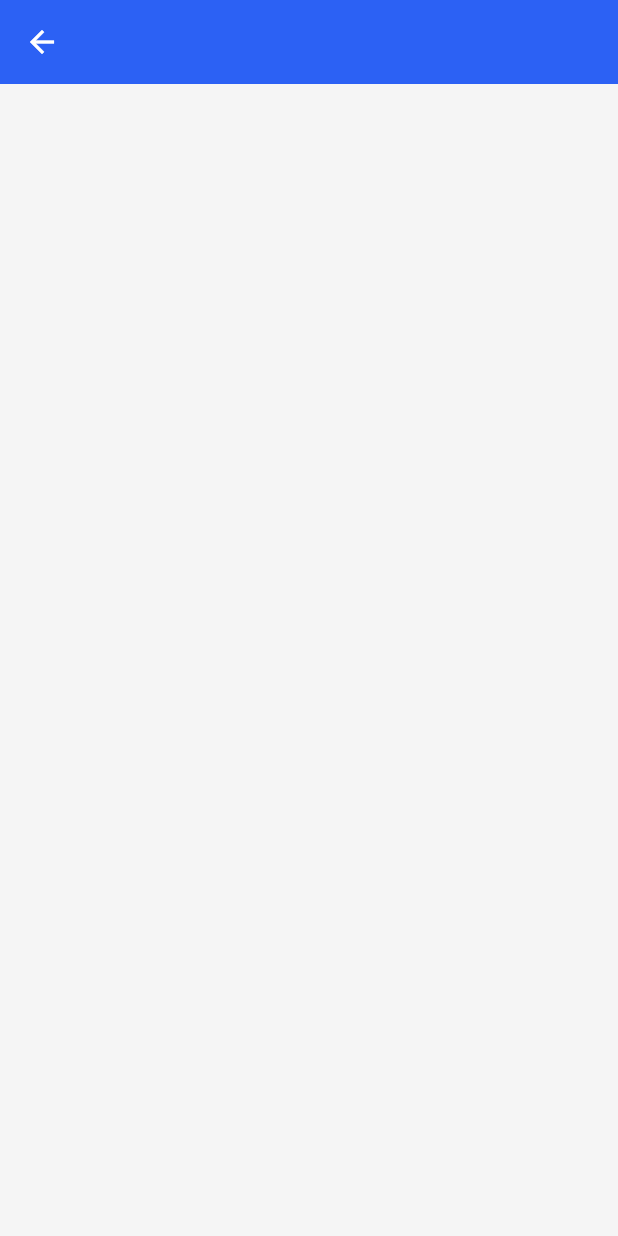
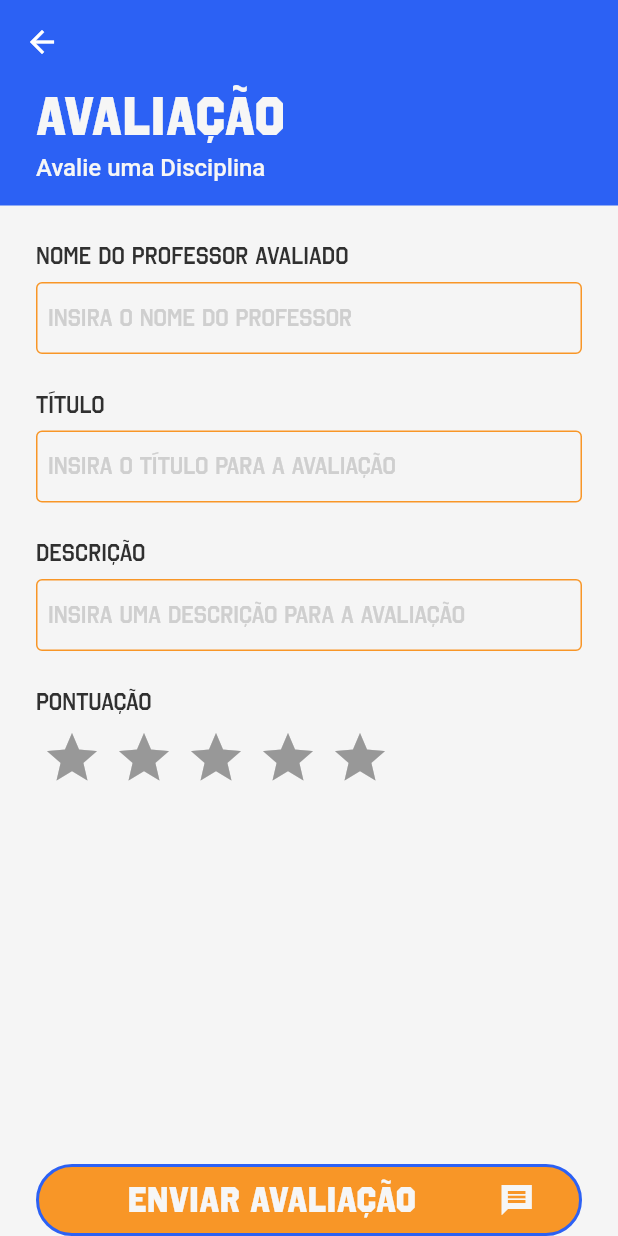
Before and after one commit to fga-eps-mds/CollegeFlow, a Flutter app: the ReviewForm screen opened directly, on a phone screen of 412 x 824 dp. Run offline on Flutter 3.47's test engine with Material 2 defaults, Android fonts, the phone set to English and light mode, and no system bars; drawn by our look-alikes of flutter_rating_bar; our stand-ins replace dio, get_it, smooth_page_indicator.

Commit message:
refac: add reviw form

```diff
--- a/college_flow_app/lib/config/themes/custom_theme.dart
+++ b/college_flow_app/lib/config/themes/custom_theme.dart
@@ -48,7 +48,7 @@ class CustomTheme {
       ),
       titleMedium: TextStyle(
         fontFamily: 'OctinCollege',
-        fontWeight: FontWeight.w400,
+        fontWeight: FontWeight.w600,
         fontSize: 16,
         color: colorBlack,
       ),
--- /dev/null
+++ b/college_flow_app/lib/features/review/presentation/review_form.dart
@@ -0,0 +1,127 @@
+import 'package:college_flow_app/config/design_system/data/colors/colors.dart';
+import 'package:college_flow_app/features/review/presentation/widgets/flow_text_field.dart';
+import 'package:flutter_rating_bar/flutter_rating_bar.dart';
+import 'package:college_flow_app/config/design_system/data/spacing/spacing.dart';
+import 'package:college_flow_app/config/routes/flow_routes.dart';
+import 'package:college_flow_app/features/review/presentation/widgets/header.dart';
+import 'package:college_flow_app/shared/widgets/buttons/flow_button.dart';
+import 'package:college_flow_app/shared/widgets/flow_icon.dart';
+import 'package:college_flow_app/shared/widgets/gap.dart';
+import 'package:flutter/material.dart';
+import 'package:flutter/src/foundation/key.dart';
+import 'package:flutter/src/widgets/framework.dart';
+
+class ReviewForm extends StatefulWidget {
+  const ReviewForm({Key? key}) : super(key: key);
+
+  @override
+  State<ReviewForm> createState() => _ReviewFormState();
+}
+
+class _ReviewFormState extends State<ReviewForm> {
+  final String _mockSubjectName = 'Avaliação';
+  final String _mockSubjectCode = 'Avalie uma Disciplina';
+
+  @override
+  Widget build(BuildContext context) {
+    return Scaffold(
+      body: Stack(
+        children: [
+          CustomScrollView(
+            slivers: [
+              const SliverAppBar(
+                floating: true,
+                snap: true,
+                backgroundColor: colorPrimary,
+                elevation: 0,
+              ),
+              SliverList(
+                delegate: SliverChildListDelegate(
+                  [
+                    Header(
+                      subjectCode: _mockSubjectCode,
+                      subjectName: _mockSubjectName,
+                    ),
+                    const VSpacer.xxs(),
+                    Padding(
+                      padding:
+                          const EdgeInsets.symmetric(horizontal: spacingXXS),
+                      child: Column(
+                        children: [
+                          const FlowTextField(
+                            label: 'Nome do Professor Avaliado',
+                            placeholder: 'Insira o nome do Professor',
+                            borderColor: colorSecondary,
+                          ),
+                          const VSpacer.xxs(),
+                          const FlowTextField(
+                            label: 'Título',
+                            placeholder: 'Insira o Título para a avaliação',
+                            borderColor: colorSecondary,
+                          ),
+                          const VSpacer.xxs(),
+                          const FlowTextField(
+                            label: 'Descrição',
+                            placeholder:
+                                'Insira uma Descrição para a avaliação',
+                            borderColor: colorSecondary,
+                          ),
+                          const VSpacer.xxs(),
+                          Align(
+                            alignment: Alignment.centerLeft,
+                            child: Text(
+                              'Pontuação',
+                              style: Theme.of(context).textTheme.titleMedium,
+                            ),
+                          ),
+                          const VSpacer.nano(),
+                          Align(
+                            alignment: Alignment.centerLeft,
+                            child: RatingBar.builder(
+                              initialRating: 0,
+                              direction: Axis.horizontal,
+                              allowHalfRating: true,
+                              itemCount: 5,
+                              itemPadding: EdgeInsets.symmetric(
+                                  horizontal: spacingQuarck),
+                              itemBuilder: (context, _) => Icon(
+                                Icons.star,
+                                color: colorSecondary,
+                              ),
+                              onRatingUpdate: (rating) {
+                                print(rating);
+                              },
+                            ),
+                          ),
+                        ],
+                      ),
+                    ),
+                  ],
+                ),
+              )
+            ],
+          ),
+          SafeArea(
+            child: Padding(
+              padding: const EdgeInsets.symmetric(
+                horizontal: spacingXXS,
+              ),
+              child: Align(
+                alignment: Alignment.bottomCenter,
+                child: FlowButton(
+                  label: 'Enviar avaliação',
+                  suffixIcon: const FlowIcon.editComment(),
+                  onTap: () {
+                    Navigator.of(context).pushNamed(
+                      FlowRoutes.reviewList,
+                    );
+                  },
+                ),
+              ),
+            ),
+          ),
+        ],
+      ),
+    );
+  }
+}
--- a/college_flow_app/lib/features/review/review_form.dart
+++ /dev/null
@@ -1,33 +0,0 @@
-import 'package:college_flow_app/config/design_system/data/colors/colors.dart';
-import 'package:flutter/material.dart';
-import 'package:flutter/src/foundation/key.dart';
-import 'package:flutter/src/widgets/framework.dart';
-
-class ReviewForm extends StatefulWidget {
-  const ReviewForm({Key? key}) : super(key: key);
-
-  @override
-  State<ReviewForm> createState() => _ReviewFormState();
-}
-
-class _ReviewFormState extends State<ReviewForm> {
-  @override
-  Widget build(BuildContext context) {
-    return Scaffold(
-      body: Stack(
-        children: [
-          CustomScrollView(
-            slivers: [
-              const SliverAppBar(
-                floating: true,
-                snap: true,
-                backgroundColor: colorPrimary,
-                elevation: 0,
-              ),
-            ],
-          )
-        ],
-      ),
-    );
-  }
-}
```
